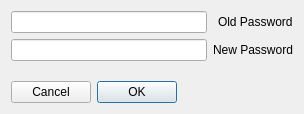
Above: Client/reghaabat/dialogchangepassword.ui from nournia/ketabkhaane before the change. Below: the same form after it.
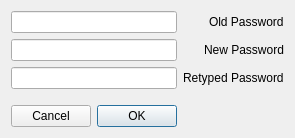
That is the form after the change.

Commit message: added password validation

The edit to the form file:
```diff
--- a/Client/reghaabat/dialogchangepassword.ui
+++ b/Client/reghaabat/dialogchangepassword.ui
@@ -6,8 +6,8 @@
    <rect>
     <x>0</x>
     <y>0</y>
-    <width>304</width>
-    <height>114</height>
+    <width>295</width>
+    <height>138</height>
    </rect>
   </property>
   <property name="windowTitle">
@@ -17,6 +17,9 @@
    <enum>Qt::RightToLeft</enum>
   </property>
   <layout class="QFormLayout" name="formLayout">
+   <property name="labelAlignment">
+    <set>Qt::AlignLeading|Qt::AlignLeft|Qt::AlignVCenter</set>
+   </property>
    <item row="0" column="0">
     <widget class="QLabel" name="label">
      <property name="text">
@@ -45,7 +48,7 @@
      </property>
     </widget>
    </item>
-   <item row="3" column="0" colspan="2">
+   <item row="4" column="0" colspan="2">
     <widget class="QDialogButtonBox" name="buttonBox">
      <property name="orientation">
       <enum>Qt::Horizontal</enum>
@@ -55,7 +58,7 @@
      </property>
     </widget>
    </item>
-   <item row="2" column="1">
+   <item row="3" column="1">
     <spacer name="verticalSpacer">
      <property name="orientation">
       <enum>Qt::Vertical</enum>
@@ -68,6 +71,20 @@
      </property>
     </spacer>
    </item>
+   <item row="2" column="1">
+    <widget class="QLineEdit" name="eRetypedPassword">
+     <property name="echoMode">
+      <enum>QLineEdit::Password</enum>
+     </property>
+    </widget>
+   </item>
+   <item row="2" column="0">
+    <widget class="QLabel" name="label_3">
+     <property name="text">
+      <string>Retyped Password</string>
+     </property>
+    </widget>
+   </item>
   </layout>
  </widget>
  <resources/>
```
Left out of the diff: 6 changed lines with no effect on the pictures. The commit also changes 5 other files.
